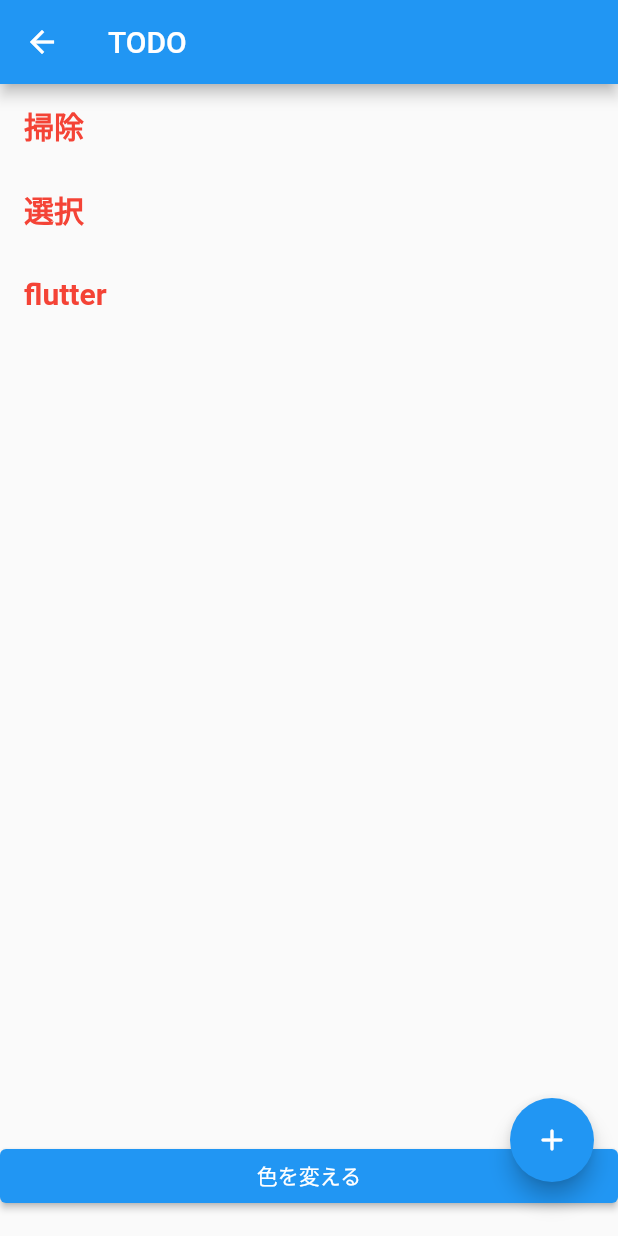
After one commit to John-Thailand/riverpod_sample, a Flutter app: the HomePage screen opened directly, after a tap on "TODO", on a phone screen of 412 x 824 dp. The commit adds this screen. Run offline on Flutter 3.47's test engine with Material 2 defaults, Android fonts, the phone set to English and light mode, and no system bars; our stand-ins replace flutter_riverpod.

Commit message:
Todo処理の実装

```diff
--- /dev/null
+++ b/lib/controllers/todo_list_controller.dart
@@ -0,0 +1,66 @@
+import 'package:flutter/material.dart';
+import 'package:flutter_riverpod/flutter_riverpod.dart';
+import 'package:riverpod_sample/controllers/setting_controller.dart';
+import 'package:riverpod_sample/models/todo.dart';
+
+/// riverpod での provider 宣言部分
+final todoListProvider = ChangeNotifierProvider<TodoListController>((ref) {
+  // 他の provider の値を参照する場合の書き方
+  // settingsProvider から通知が来たらその変更を反映する
+  // settingsProvider を直接見た方が良いです
+  final color = ref.watch(settingsProvider).color;
+
+  return TodoListController._(color: color);
+});
+
+class TodoListController extends ChangeNotifier {
+  TodoListController._({required this.color});
+
+  /// 文字色を決めるための変数
+  final Color color;
+
+  /// リポジトリから todoList を取得する
+  /// ページ側ではついでに　FutureBuilder のサンプルも書いています
+  Future<List<Todo>> fetchTodoList() async {
+    return TodoRepository.instance.fetchTodoList();
+  }
+
+  /// ダイアログに入力された内容で[Todo]を追加する
+  Future<void> addTodo(BuildContext context) async {
+    var description = '';
+
+    final result = await showDialog(
+      context: context,
+      builder: (context) {
+        return AlertDialog(
+          content: TextFormField(
+            cursorColor: color,
+            autofocus: true,
+            onChanged: (value) => description = value,
+          ),
+          actions: [
+            TextButton(
+              onPressed: () => Navigator.of(context).pop(true),
+              child: Text('追加', style: TextStyle(color: color)),
+            ),
+          ],
+        );
+      },
+    );
+
+    if (result == true && description.isNotEmpty) {
+      TodoRepository.instance.add(Todo.create(description: description));
+      ScaffoldMessenger.of(context).showSnackBar(SnackBar(
+        content: Text('[$description]を追加しました'),
+      ));
+
+      notifyListeners();
+    }
+  }
+
+  /// 指定した[Todo]をリストから取り除く
+  void removeTodo(Todo todo) {
+    TodoRepository.instance.remove(todo);
+    notifyListeners();
+  }
+}
--- a/lib/main.dart
+++ b/lib/main.dart
@@ -18,7 +18,7 @@ class MyApp extends StatelessWidget {
     return MaterialApp(
       title: 'Riverpod Sample',
       theme: ThemeData(primarySwatch: Colors.blue),
-      home: HomePage(),
+      home: const HomePage(),
     );
   }
 }
--- /dev/null
+++ b/lib/models/todo.dart
@@ -0,0 +1,62 @@
+import 'dart:ui';
+
+import 'package:flutter/material.dart';
+
+@immutable
+class Todo {
+  const Todo({
+    required this.description,
+    required this.createdAt,
+    required this.done,
+  });
+
+  Todo.create({required this.description})
+      : createdAt = DateTime.now(),
+        done = false;
+
+  /// [Todo]の説明
+  final String description;
+
+  /// [Todo]を生成した時間
+  /// Id として活用している
+  final DateTime createdAt;
+
+  /// このサンプルでは使用されていない
+  final bool done;
+
+  /// これも今回は使用しない
+  Todo copyWith({DateTime? createdAt, String? description, bool? done}) {
+    return Todo(
+      description: description ?? this.description,
+      createdAt: createdAt ?? this.createdAt,
+      done: done ?? this.done,
+    );
+  }
+}
+
+class TodoRepository {
+  // 簡易的にシングルトンを作る方法
+  TodoRepository._();
+  static TodoRepository instance = TodoRepository._();
+
+  //// ここにあるデータが全てデータベースにあるイメージです
+  final List<Todo> _todoList = [
+    Todo.create(description: '掃除'),
+    Todo.create(description: '選択'),
+    Todo.create(description: 'flutter'),
+  ];
+
+  /// [_todoList] を取得する
+  /// 擬似的な通信を表現するために、あえて時間のかかる処理にしています
+  Future<List<Todo>> fetchTodoList() async {
+    // Future.delayed を使うと簡単に○○秒待つといった処理が書ける
+    await Future<void>.delayed(const Duration(milliseconds: 1000));
+    return _todoList;
+  }
+
+  /// 指定した[Todo]を追加する
+  void add(Todo todo) => _todoList.add(todo);
+
+  /// 指定した[Todo]を削除する
+  void remove(Todo todo) => _todoList.remove(todo);
+}
--- a/lib/views/home_page.dart
+++ b/lib/views/home_page.dart
@@ -1,6 +1,7 @@
 import 'package:flutter/material.dart';
 
 import 'package:riverpod_sample/views/counter_list_page.dart';
+import 'package:riverpod_sample/views/todo_list_page.dart';
 
 class HomePage extends StatelessWidget {
   const HomePage({Key? key}) : super(key: key);
@@ -18,10 +19,10 @@ class HomePage extends StatelessWidget {
               onPressed: () => CounterListPage.show(context),
               child: const Text('Counter'),
             ),
-            // ElevatedButton(
-            //   onPressed: () => TodoListPage.show(context),
-            //   child: const Text('TODO'),
-            // ),
+            ElevatedButton(
+              onPressed: () => TodoListPage.show(context),
+              child: const Text('TODO'),
+            ),
           ],
         ),
       ),
--- /dev/null
+++ b/lib/views/todo_list_page.dart
@@ -0,0 +1,107 @@
+import 'package:flutter/material.dart';
+import 'package:flutter_riverpod/flutter_riverpod.dart';
+import 'package:riverpod_sample/controllers/setting_controller.dart';
+import 'package:riverpod_sample/controllers/todo_list_controller.dart';
+import 'package:riverpod_sample/models/todo.dart';
+
+class TodoListPage extends ConsumerWidget {
+  // ._() でコンストラクタを定義すると気軽に外部から呼べなくなる
+  const TodoListPage._();
+
+  // 気軽に外部から呼べないので表示用の static メソッドを用意する
+  // すると、用途を限定できるよ、という話。
+  static void show(BuildContext context) {
+    Navigator.of(context).push<void>(
+      MaterialPageRoute(
+        builder: (context) => const TodoListPage._(),
+      ),
+    );
+  }
+
+  @override
+  Widget build(BuildContext context, WidgetRef ref) {
+    final todoListController = ref.watch(todoListProvider);
+    return Scaffold(
+      appBar: AppBar(title: const Text('TODO')),
+      bottomSheet: SafeArea(
+        child: Column(
+          mainAxisAlignment: MainAxisAlignment.end,
+          mainAxisSize: MainAxisSize.min,
+          crossAxisAlignment: CrossAxisAlignment.stretch,
+          children: [
+            ElevatedButton(
+              // メソッドを使いたいだけなら context.read で呼ぶと良い
+              // read を使うと変更があっても rebuild されなくなる
+              // パフォーマンスの向上につながるが、わからないうちは watch すればいいと思う
+              onPressed: ref.read(settingsProvider).changeColor,
+              child: const Text('色を変える'),
+            ),
+            const SizedBox(height: 16),
+          ],
+        ),
+      ),
+      floatingActionButton: FloatingActionButton(
+        onPressed: () => todoListController.addTodo(context),
+        child: const Icon(Icons.add_rounded),
+      ),
+      body: FutureBuilder(
+          future: todoListController.fetchTodoList(),
+          builder: (
+            BuildContext context,
+            AsyncSnapshot<List<Todo>> snapshot,
+          ) {
+            // あたいが取得できていない間はこれがよばれる
+            if (!snapshot.hasData) {
+              return const Center(child: CircularProgressIndicator());
+            }
+
+            // 値が取得できているとこれ以降の処理が自動的に呼ばれる
+            final todoList = snapshot.data!;
+            return ListView.builder(
+              itemCount: todoList.length,
+              itemBuilder: (context, index) {
+                final todo = todoList[index];
+
+                // Dismissible の使い方の例
+                return Dismissible(
+                  // key は一意に定まる値であればなんでもよい
+                  key: ValueKey(todo.createdAt.toString()),
+                  direction: DismissDirection.endToStart,
+                  onDismissed: (direction) {
+                    todoListController.removeTodo(todo);
+                    ScaffoldMessenger.of(context).showSnackBar(
+                      SnackBar(
+                        content: Text('[${todo.description}]を完了しました！'),
+                      ),
+                    );
+                  },
+                  background: Container(
+                    color: Colors.red,
+                    child: Row(
+                      mainAxisAlignment: MainAxisAlignment.end,
+                      children: const [
+                        Icon(
+                          Icons.delete_rounded,
+                          color: Colors.white,
+                        ),
+                        SizedBox(width: 16),
+                      ],
+                    ),
+                  ),
+                  child: ListTile(
+                    title: Text(
+                      todo.description,
+                      style: TextStyle(
+                        fontSize: 20,
+                        fontWeight: FontWeight.bold,
+                        color: todoListController.color,
+                      ),
+                    ),
+                  ),
+                );
+              },
+            );
+          }),
+    );
+  }
+}
```
Also changed, not shown: lib/controllers/setting_controller.dart (added, +23 -0 lines).
